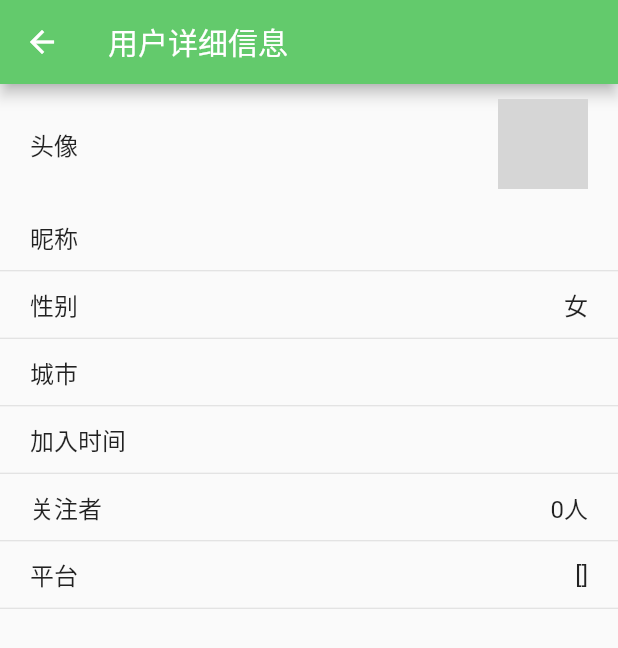
After one commit to wjdxy172816/flutter_learning, a Flutter app: the AccountDetailPage screen opened directly, on a phone screen of 412 x 824 dp. The commit adds this screen. Shown: the top 648 px of the screen. Run offline on Flutter 3.47's test engine with Material 2 defaults, Android fonts, the phone set to English and light mode, and no system bars; our stand-ins replace event_bus, shared_preferences; missing offline and left inert: flutter_webview_plugin; accounts and stored records are empty; network calls fail; grey boxes are pictures that could not be loaded.

Commit message:
新增个人信息相关页面.

```diff
--- /dev/null
+++ b/project_practice/flutter_project_proctice/lib/beans/user_about_beans.dart
@@ -0,0 +1,65 @@
+
+
+class UserAccount{
+
+  String gender;
+  String name;
+  String location;
+  int id;
+  String avatar;
+  String email;
+  String url;
+
+  UserAccount({this.gender,
+        this.name,
+        this.location,
+        this.id,
+        this.avatar,
+        this.email,
+        this.url});
+
+  @override
+  String toString() {
+    return 'UserAccount{gender: $gender, name: $name, location: $location, id: $id, avatar: $avatar, email: $email, url: $url}';
+  }
+}
+
+
+class UserInfo{
+  int uid;
+  String name;
+  int gender;
+  String province;
+  String city;
+  List<dynamic> platforms;
+  List<dynamic> expertise;
+  String joinTime;
+  String lastLoginTime;
+  String portrait;
+  int fansCount;
+  int favoriteCount;
+  int followersCount;
+  Map<String, dynamic> notice;
+
+  UserInfo({this.uid,
+        this.name,
+        this.gender,
+        this.province,
+        this.city,
+        this.platforms,
+        this.expertise,
+        this.joinTime,
+        this.lastLoginTime,
+        this.portrait,
+        this.fansCount,
+        this.favoriteCount,
+        this.followersCount,
+        this.notice});
+
+  @override
+  String toString() {
+    return 'UserInfo{uid: $uid, name: $name, gender: $gender, province: $province, city: $city, platforms: $platforms, expertise: $expertise, joinTime: $joinTime, lastLoginTime: $lastLoginTime, portrait: $portrait, fansCount: $fansCount, favoriteCount: $favoriteCount, followersCount: $followersCount, notice: $notice}';
+  }
+
+
+}
--- /dev/null
+++ b/project_practice/flutter_project_proctice/lib/mine/account_details.dart
@@ -0,0 +1,154 @@
+import 'dart:convert';
+
+import 'package:flutter/material.dart';
+import 'package:osc_proctice/beans/user_about_beans.dart';
+import 'package:osc_proctice/resources/colors/app_color.dart';
+import 'package:osc_proctice/resources/constant/about_networks.dart';
+import 'package:osc_proctice/utils/net_utils.dart';
+import 'package:osc_proctice/utils/save_data_utils.dart';
+import 'package:flutter/cupertino.dart';
+
+class AccountDetailPage extends StatefulWidget {
+  @override
+  _AccountDetailPageState createState() => _AccountDetailPageState();
+}
+
+class _AccountDetailPageState extends State<AccountDetailPage> {
+  UserInfo _info;
+
+  @override
+  Widget build(BuildContext context) {
+    return Scaffold(
+      appBar: AppBar(
+        title: Text(
+          "用户详细信息",
+          style: TextStyle(color: Color(AppColor.WHITE_COLOR)),
+        ),
+        iconTheme: IconThemeData(color: Color(AppColor.WHITE_COLOR)),
+      ),
+      body: _buildBodyCotent(),
+    );
+  }
+
+  @override
+  void initState() {
+    super.initState();
+    print("request data!!!");
+    Map<String, String> params = Map();
+    SpSaveDataUtil.getAccessToken().then((token) {
+      params["access_token"] = token;
+      params["dataType"] = "json";
+      NetUtils.get(NetUrl.USER_INFO_DETAIL, params).then((data) {
+        Map<String, dynamic> map = json.decode(data);
+        print("get user info detail!!!");
+        map.forEach((key, value) {
+          print("key =$key,value =$value");
+        });
+        UserInfo userInfo = UserInfo();
+        userInfo.uid = map['uid'];
+        userInfo.name = map['name'];
+        userInfo.gender = map['gender'];
+        userInfo.province = map['province'];
+        userInfo.city = map['city'];
+        userInfo.platforms = map['platforms'];
+        userInfo.expertise = map['expertise'];
+        userInfo.joinTime = map['joinTime'];
+        userInfo.lastLoginTime = map['lastLoginTime'];
+        userInfo.portrait = map['portrait'];
+        userInfo.fansCount = map['fansCount'];
+        userInfo.favoriteCount = map['favoriteCount'];
+        userInfo.followersCount = map['followersCount'];
+        userInfo.notice = map['notice'];
+        if(mounted){
+          setState(() {//刷新数据
+            _info = userInfo;
+          });
+        }
+      });
+    });
+  }
+
+  Widget _buildBodyCotent() {
+    return SingleChildScrollView(
+      child: _info == null
+          ? Center(
+              child:CupertinoActivityIndicator(),
+            )
+          : Column(
+              children: <Widget>[
+                InkWell(
+                  onTap: () {},
+                  child: Container(
+                    margin: const EdgeInsets.only(left: 20.0),
+                    padding: const EdgeInsets.only(
+                        top: 10.0, bottom: 10.0, right: 20.0),
+                    child: Row(
+                      crossAxisAlignment: CrossAxisAlignment.center,
+                      mainAxisAlignment: MainAxisAlignment.spaceBetween,
+                      children: <Widget>[
+                        Text(
+                          "头像",
+                          style: TextStyle(fontSize: 16.0),
+                        ),
+                        Container(
+                          width: 60,
+                          height: 60,
+                          decoration: BoxDecoration(
+                            shape: BoxShape.circle,
+                            border: Border.all(
+                              color: Color(AppColor.WHITE_COLOR),
+                              width: 2
+                            ),
+                            image: DecorationImage(
+                                image: NetworkImage(_info.portrait),
+                            fit: BoxFit.fill,),
+                          ),
+                        ),
+                      ],
+                    ),
+                  ),
+                ),
+                _buildItems("昵称",_info.name),
+                Divider(height: 1,),
+                _buildItems("性别",_info.gender==1?"男":"女"),
+                Divider(height: 1,),
+                _buildItems("城市",_info.province+_info.city),
+                Divider(height: 1,),
+                _buildItems("加入时间",_info.joinTime),
+                Divider(height: 1,),
+                _buildItems("关注者","${_info.fansCount}人"),
+                Divider(height: 1,),
+                _buildItems("平台",_info.platforms.toString()),
+                Divider(height: 1,),
+              ],
+            ),
+    );
+  }
+
+  Widget _buildItems(String key,String value){
+    return InkWell(
+      onTap: () {
+        //TODO
+      },
+      child: Container(
+        margin: const EdgeInsets.only(left: 20.0),
+        padding: const EdgeInsets.only(
+            top: 10.0, bottom: 10.0, right: 20.0),
+        child: Row(
+          crossAxisAlignment: CrossAxisAlignment.center,
+          mainAxisAlignment: MainAxisAlignment.spaceBetween,
+          children: <Widget>[
+            Text(
+              key,
+              style: TextStyle(fontSize: 16.0),
+            ),
+            Text(
+              value,
+              style: TextStyle(fontSize: 16.0),
+            ),
+          ],
+        ),
+      ),
+    );
+  }
+}
--- a/project_practice/flutter_project_proctice/lib/resources/colors/about_networks.dart
+++ b/project_practice/flutter_project_proctice/lib/resources/constant/about_networks.dart
@@ -16,6 +16,8 @@ abstract class NetUrl{
   //用户信息
   static const String USER_INFO ="/action/openapi/user_information";
 
+  //用户信息详情
+  static const String USER_INFO_DETAIL ="/action/openapi/my_information";
 
 }
 
--- a/project_practice/flutter_project_proctice/lib/user_center/login_page.dart
+++ b/project_practice/flutter_project_proctice/lib/user_center/login_page.dart
@@ -1,6 +1,6 @@
 import 'package:flutter/material.dart';
 import 'package:flutter_webview_plugin/flutter_webview_plugin.dart';
-import 'package:osc_proctice/resources/colors/about_networks.dart';
+import 'package:osc_proctice/resources/constant/about_networks.dart';
 import 'package:osc_proctice/resources/constant/user_info.dart';
 import 'package:osc_proctice/utils/net_utils.dart';
 import 'package:osc_proctice/utils/save_data_utils.dart';
--- a/project_practice/flutter_project_proctice/lib/utils/net_utils.dart
+++ b/project_practice/flutter_project_proctice/lib/utils/net_utils.dart
@@ -1,6 +1,6 @@
 
 import 'package:http/http.dart' as http;
-import 'package:osc_proctice/resources/colors/about_networks.dart';//引用网络库
+import 'package:osc_proctice/resources/constant/about_networks.dart';//引用网络库
 
 class NetUtils{
 
```
Also changed, not shown: project_practice/flutter_project_proctice/lib/homepages/mine_page.dart (+94 -36 lines), project_practice/flutter_project_proctice/lib/mine/account_message.dart (added, +41 -0 lines), project_practice/flutter_project_proctice/lib/mine/record_page.dart (added, +24 -0 lines), project_practice/flutter_project_proctice/lib/more/setting_page.dart (+20 -1 lines), project_practice/flutter_project_proctice/lib/utils/save_data_utils.dart (+39 -12 lines).
